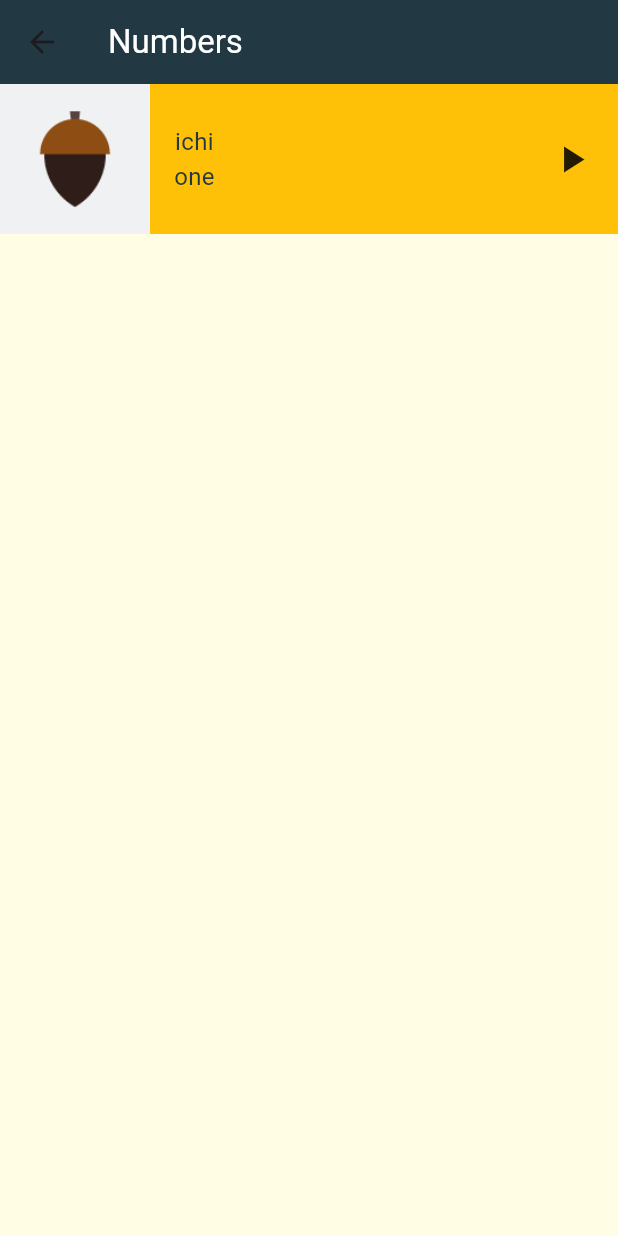
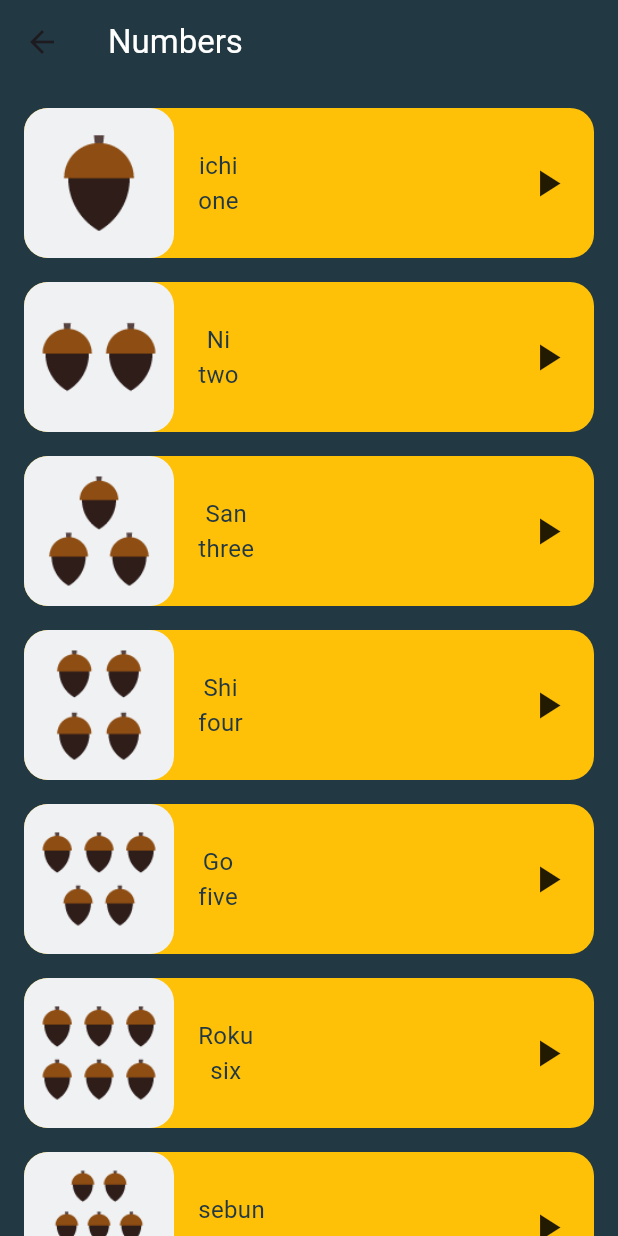
Before and after one commit to aymenG/toku-language-app, a Flutter app: the NumbersPage screen opened directly, on a phone screen of 412 x 824 dp. Run offline on Flutter 3.47's test engine with Material 3 defaults, Android fonts, the phone set to English and light mode, and no system bars.

Commit message:
add rest of numbers screen items

```diff
--- /dev/null
+++ b/lib/components/item.dart
@@ -0,0 +1,57 @@
+import 'package:flutter/material.dart';
+import 'package:toku_app/models/number.dart';
+
+class Item extends StatelessWidget {
+  const Item({super.key, required this.number});
+  final Number number;
+
+  @override
+  Widget build(BuildContext context) {
+    return Container(
+      decoration: BoxDecoration(
+        borderRadius: BorderRadius.circular(16),
+        color: Colors.amber,
+      ),
+      margin: const EdgeInsets.only(left: 16, top: 16, right: 16),
+      height: 100,
+      child: Row(
+        children: [
+          Container(
+              decoration: BoxDecoration(
+                borderRadius: BorderRadius.circular(16),
+                color: const Color(0xFFEFF1F3),
+              ),
+              child: Image.asset(number.image)),
+          Padding(
+            padding: const EdgeInsets.only(left: 16),
+            child: Column(
+              mainAxisAlignment: MainAxisAlignment.center,
+              children: [
+                Text(
+                  number.jpName,
+                  style:
+                      const TextStyle(color: Color(0xFF223843), fontSize: 16),
+                ),
+                Text(
+                  number.enName,
+                  style:
+                      const TextStyle(color: Color(0xFF223843), fontSize: 16),
+                )
+              ],
+            ),
+          ),
+          const Spacer(
+            flex: 1,
+          ),
+          const Padding(
+            padding: EdgeInsets.only(right: 16),
+            child: Icon(
+              Icons.play_arrow,
+              size: 30,
+            ),
+          )
+        ],
+      ),
+    );
+  }
+}
--- /dev/null
+++ b/lib/models/number.dart
@@ -0,0 +1,8 @@
+class Number {
+  final String image;
+  final String jpName;
+  final String enName;
+
+  const Number(
+      {required this.image, required this.jpName, required this.enName});
+}
--- a/lib/screens/numbers_page.dart
+++ b/lib/screens/numbers_page.dart
@@ -1,12 +1,57 @@
 import 'package:flutter/material.dart';
+import 'package:toku_app/components/item.dart';
+
+import '../models/number.dart';
 
 class NumbersPage extends StatelessWidget {
   const NumbersPage({super.key});
+  final List<Number> numbers = const [
+    Number(
+        image: 'assets/images/numbers/number_one.png',
+        jpName: 'ichi',
+        enName: 'one'),
+    Number(
+        image: 'assets/images/numbers/number_two.png',
+        jpName: 'Ni',
+        enName: 'two'),
+    Number(
+        image: 'assets/images/numbers/number_three.png',
+        jpName: 'San',
+        enName: 'three'),
+    Number(
+        image: 'assets/images/numbers/number_four.png',
+        jpName: 'Shi',
+        enName: 'four'),
+    Number(
+        image: 'assets/images/numbers/number_five.png',
+        jpName: 'Go',
+        enName: 'five'),
+    Number(
+        image: 'assets/images/numbers/number_six.png',
+        jpName: 'Roku',
+        enName: 'six'),
+    Number(
+        image: 'assets/images/numbers/number_seven.png',
+        jpName: 'sebun',
+        enName: 'seven'),
+    Number(
+        image: 'assets/images/numbers/number_eight.png',
+        jpName: 'hachi',
+        enName: 'eight'),
+    Number(
+        image: 'assets/images/numbers/number_nine.png',
+        jpName: 'hachi',
+        enName: 'nine'),
+    Number(
+        image: 'assets/images/numbers/number_ten.png',
+        jpName: 'hachi',
+        enName: 'ten')
+  ];
 
   @override
   Widget build(BuildContext context) {
     return Scaffold(
-      backgroundColor: const Color(0xFFFFFDE4),
+      backgroundColor: const Color(0xFF223843),
       appBar: AppBar(
         title: const Text(
           'Numbers',
@@ -14,42 +59,11 @@ class NumbersPage extends StatelessWidget {
         ),
         backgroundColor: const Color(0xFF223843),
       ),
-      body: Container(
-        height: 100,
-        color: Colors.amber,
-        child: Row(
-          children: [
-            Container(
-                color: const Color(0xFFEFF1F3),
-                child: Image.asset('assets/images/numbers/number_one.png')),
-            const Padding(
-              padding: EdgeInsets.only(left: 16),
-              child: Column(
-                mainAxisAlignment: MainAxisAlignment.center,
-                children: [
-                  Text(
-                    'ichi',
-                    style: TextStyle(color: Color(0xFF223843), fontSize: 16),
-                  ),
-                  Text(
-                    'one',
-                    style: TextStyle(color: Color(0xFF223843), fontSize: 16),
-                  )
-                ],
-              ),
-            ),
-            const Spacer(
-              flex: 1,
-            ),
-            const Padding(
-              padding: EdgeInsets.only(right: 16),
-              child: Icon(
-                Icons.play_arrow,
-                size: 30,
-              ),
-            )
-          ],
-        ),
+      body: ListView.builder(
+        itemCount: numbers.length,
+        itemBuilder: (context, index) {
+          return Item(number: numbers[index]);
+        },
       ),
     );
   }
```
